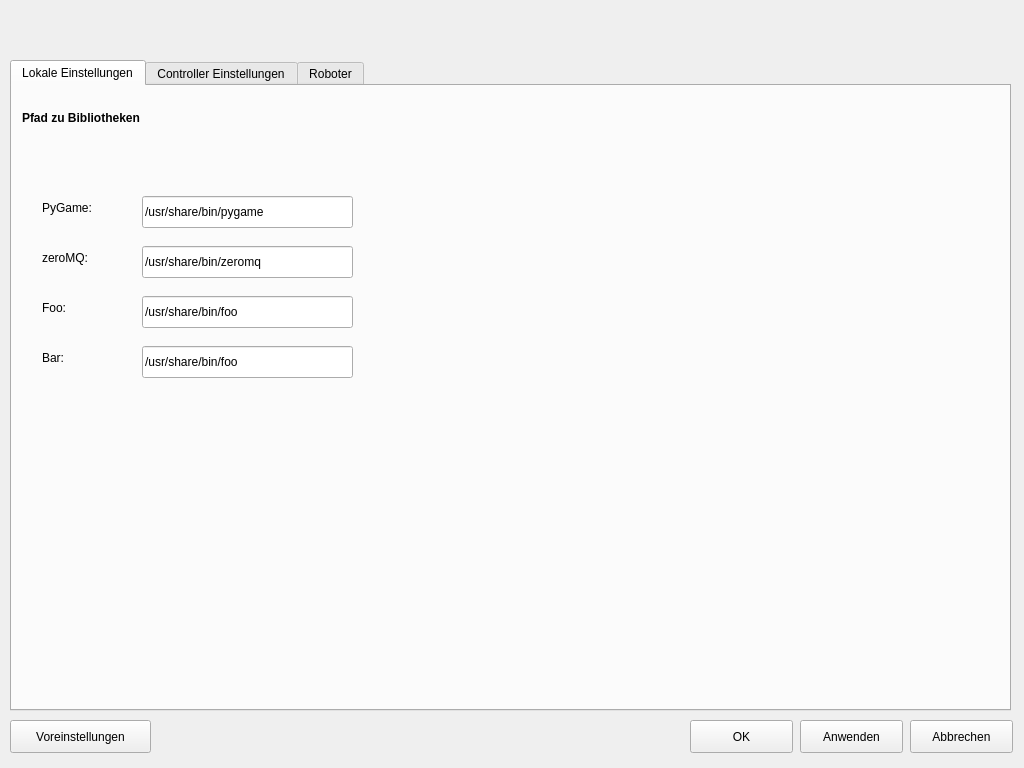
Before: the Qt Designer form Gui/Hexapod/settingsdialog.ui in amittel/Hexapot_Pini, drawn with Qt 5.
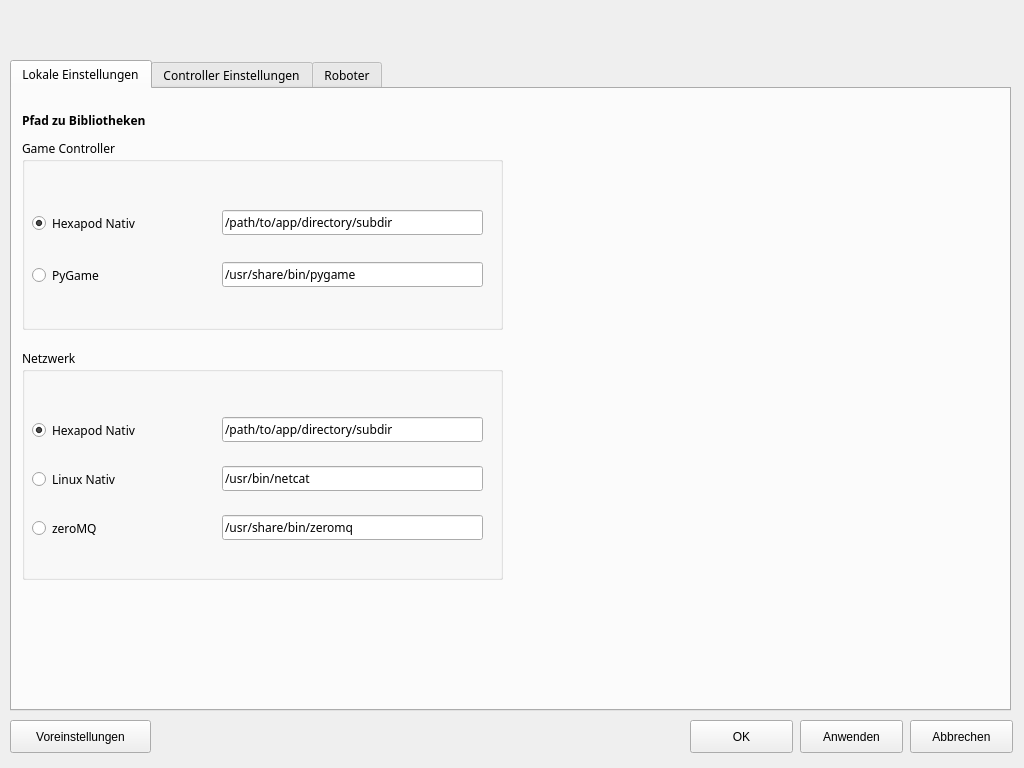
After: the same form once the commit is applied. Icons and pictures are not drawn.

Patch:
```diff
--- a/Gui/Hexapod/settingsdialog.ui
+++ b/Gui/Hexapod/settingsdialog.ui
@@ -22,6 +22,11 @@
      <height>651</height>
     </rect>
    </property>
+   <property name="font">
+    <font>
+     <family>academicons</family>
+    </font>
+   </property>
    <property name="currentIndex">
     <number>0</number>
    </property>
@@ -45,109 +50,161 @@
       <enum>Qt::RichText</enum>
      </property>
     </widget>
-    <widget class="QLineEdit" name="lineEdit">
+    <widget class="QGroupBox" name="netGroupBox">
      <property name="geometry">
       <rect>
-       <x>130</x>
-       <y>110</y>
-       <width>211</width>
-       <height>32</height>
-      </rect>
-     </property>
-     <property name="text">
-      <string>/usr/share/bin/pygame</string>
-     </property>
-    </widget>
-    <widget class="QLabel" name="label_2">
-     <property name="geometry">
-      <rect>
-       <x>30</x>
-       <y>110</y>
-       <width>91</width>
-       <height>24</height>
-      </rect>
-     </property>
-     <property name="text">
-      <string>PyGame:</string>
-     </property>
-    </widget>
-    <widget class="QLabel" name="label_3">
-     <property name="geometry">
-      <rect>
-       <x>30</x>
-       <y>210</y>
-       <width>91</width>
-       <height>24</height>
-      </rect>
-     </property>
-     <property name="text">
-      <string>Foo:</string>
-     </property>
-    </widget>
-    <widget class="QLineEdit" name="lineEdit_2">
-     <property name="geometry">
-      <rect>
-       <x>130</x>
-       <y>210</y>
-       <width>211</width>
-       <height>32</height>
-      </rect>
-     </property>
-     <property name="text">
-      <string>/usr/share/bin/foo</string>
-     </property>
-    </widget>
-    <widget class="QLineEdit" name="lineEdit_3">
-     <property name="geometry">
-      <rect>
-       <x>130</x>
+       <x>10</x>
        <y>260</y>
-       <width>211</width>
-       <height>32</height>
+       <width>481</width>
+       <height>231</height>
       </rect>
      </property>
-     <property name="text">
-      <string>/usr/share/bin/foo</string>
+     <property name="title">
+      <string>Netzwerk</string>
      </property>
-    </widget>
-    <widget class="QLabel" name="label_4">
-     <property name="geometry">
-      <rect>
-       <x>30</x>
-       <y>260</y>
-       <width>91</width>
-       <height>24</height>
-      </rect>
+     <property name="checkable">
+      <bool>false</bool>
      </property>
-     <property name="text">
-      <string>Bar:</string>
-     </property>
+     <widget class="QWidget" name="layoutWidget">
+      <property name="geometry">
+       <rect>
+        <x>200</x>
+        <y>50</y>
+        <width>261</width>
+        <height>161</height>
+       </rect>
+      </property>
+      <layout class="QVBoxLayout" name="lineEditGroup">
+       <item>
+        <widget class="QLineEdit" name="lineEdit_4">
+         <property name="text">
+          <string>/path/to/app/directory/subdir</string>
+         </property>
+        </widget>
+       </item>
+       <item>
+        <widget class="QLineEdit" name="lineEdit_2">
+         <property name="text">
+          <string>/usr/bin/netcat</string>
+         </property>
+        </widget>
+       </item>
+       <item>
+        <widget class="QLineEdit" name="lineEdit_3">
+         <property name="text">
+          <string>/usr/share/bin/zeromq</string>
+         </property>
+        </widget>
+       </item>
+      </layout>
+     </widget>
+     <widget class="QWidget" name="layoutWidget">
+      <property name="geometry">
+       <rect>
+        <x>10</x>
+        <y>50</y>
+        <width>171</width>
+        <height>161</height>
+       </rect>
+      </property>
+      <layout class="QVBoxLayout" name="netRadioButtons">
+       <item>
+        <widget class="QRadioButton" name="radioButton_1">
+         <property name="text">
+          <string>Hexapod Nativ</string>
+         </property>
+         <property name="checked">
+          <bool>true</bool>
+         </property>
+        </widget>
+       </item>
+       <item>
+        <widget class="QRadioButton" name="radioButton_2">
+         <property name="text">
+          <string>Linux Nativ</string>
+         </property>
+        </widget>
+       </item>
+       <item>
+        <widget class="QRadioButton" name="radioButton_3">
+         <property name="text">
+          <string>zeroMQ</string>
+         </property>
+        </widget>
+       </item>
+      </layout>
+     </widget>
     </widget>
-    <widget class="QLineEdit" name="lineEdit_4">
+    <widget class="QGroupBox" name="gamepadGroupBox">
      <property name="geometry">
       <rect>
-       <x>130</x>
-       <y>160</y>
-       <width>211</width>
-       <height>32</height>
+       <x>10</x>
+       <y>50</y>
+       <width>481</width>
+       <height>191</height>
       </rect>
      </property>
-     <property name="text">
-      <string>/usr/share/bin/zeromq</string>
+     <property name="title">
+      <string>Game Controller</string>
      </property>
-    </widget>
-    <widget class="QLabel" name="label_5">
-     <property name="geometry">
-      <rect>
-       <x>30</x>
-       <y>160</y>
-       <width>91</width>
-       <height>24</height>
-      </rect>
+     <property name="checkable">
+      <bool>false</bool>
      </property>
-     <property name="text">
-      <string>zeroMQ:</string>
-     </property>
+     <widget class="QWidget" name="layoutWidget">
+      <property name="geometry">
+       <rect>
+        <x>200</x>
+        <y>50</y>
+        <width>261</width>
+        <height>121</height>
+       </rect>
+      </property>
+      <layout class="QVBoxLayout" name="verticalLayout">
+       <item>
+        <widget class="QLineEdit" name="lineEdit_1">
+         <property name="text">
+          <string>/path/to/app/directory/subdir</string>
+         </property>
+        </widget>
+       </item>
+       <item>
+        <widget class="QLineEdit" name="lineEdit_9">
+         <property name="text">
+          <string>/usr/share/bin/pygame</string>
+         </property>
+        </widget>
+       </item>
+      </layout>
+     </widget>
+     <widget class="QWidget" name="layoutWidget">
+      <property name="geometry">
+       <rect>
+        <x>10</x>
+        <y>50</y>
+        <width>181</width>
+        <height>121</height>
+       </rect>
+      </property>
+      <layout class="QVBoxLayout" name="verticalLayout_3">
+       <item>
+        <widget class="QRadioButton" name="radioButton">
+         <property name="text">
+          <string>Hexapod Nativ</string>
+         </property>
+         <property name="checked">
+          <bool>true</bool>
+         </property>
+        </widget>
+       </item>
+       <item>
+        <widget class="QRadioButton" name="radioButton_4">
+         <property name="text">
+          <string>PyGame</string>
+         </property>
+        </widget>
+       </item>
+      </layout>
+     </widget>
     </widget>
    </widget>
    <widget class="QWidget" name="tab1">
```
